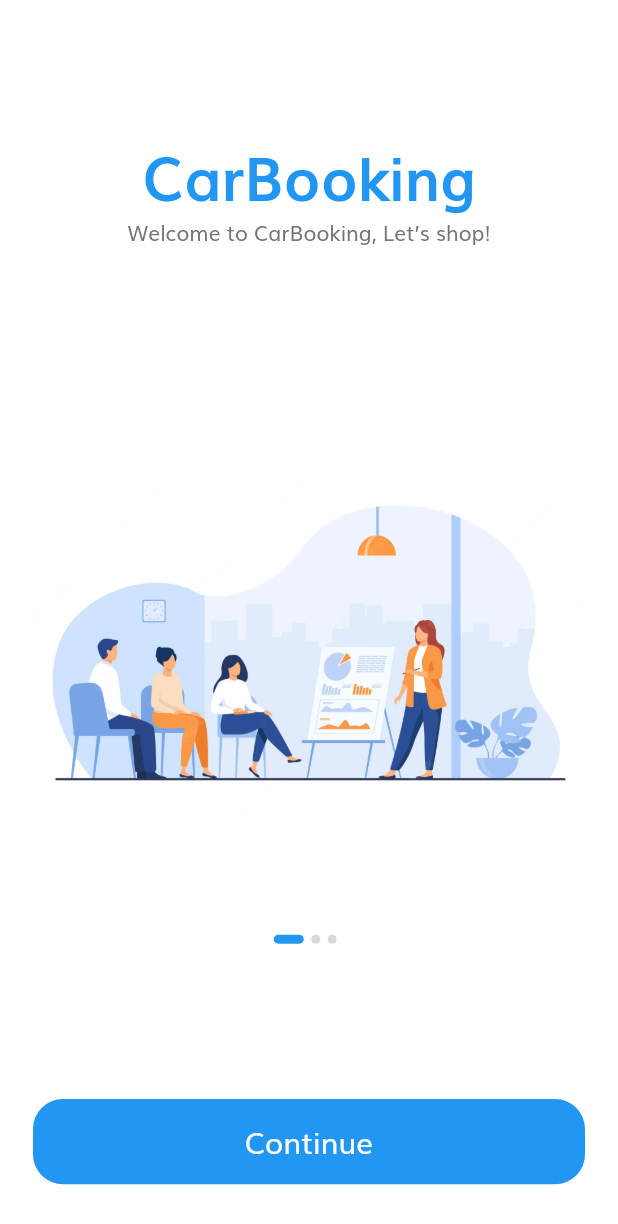
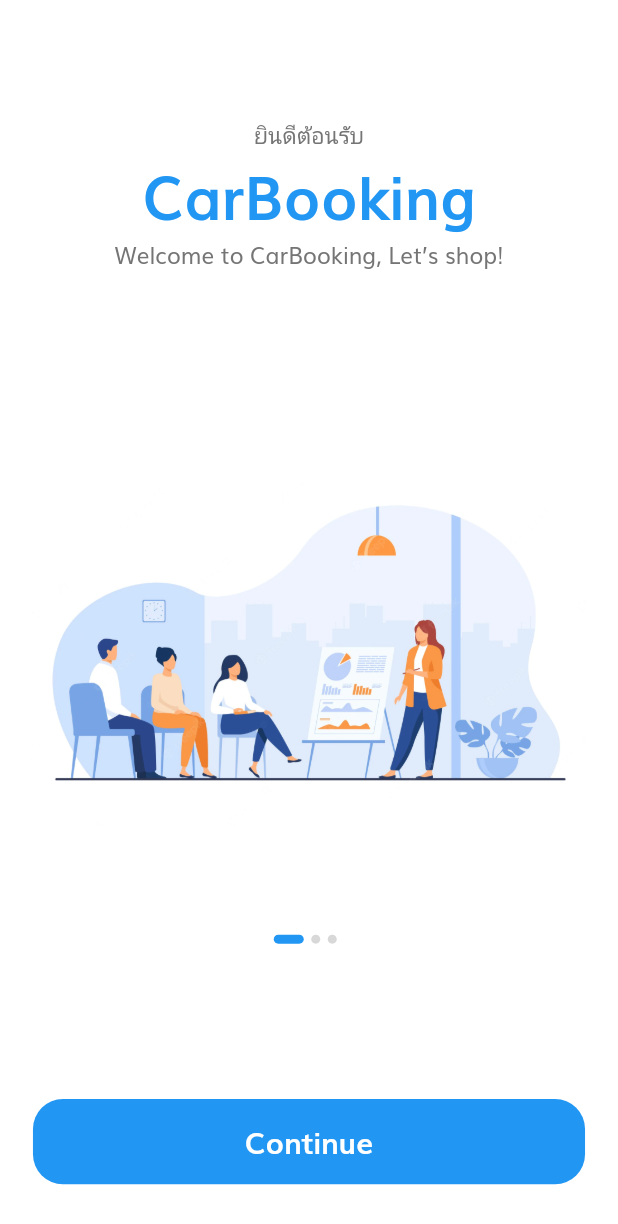
Before and after one commit to bunpotks/Flutter_Carbook, a Flutter app: the screen it shows after launch, on a phone screen of 412 x 824 dp. Shown: the top 1224 px of the screen. Run offline on Flutter 3.47's test engine with Material 2 defaults, Android fonts, the phone set to English and light mode, and no system bars; our stand-ins replace flutter_svg, lottie, modal_bottom_sheet, page_transition, photo_view, shared_preferences; generated files the repository leaves out were written again.

Commit message:
Add multi lang

```diff
--- /dev/null
+++ b/l10n.yaml
@@ -0,0 +1,3 @@
+arb-dir: lib/l10n
+template-arb-file: app_en.arb
+output-localization-file: app_localizations.dart
--- /dev/null
+++ b/lib/l10n/app_en.arb
@@ -0,0 +1,6 @@
+{
+    "helloWorld": "Hello World!",
+    "@helloWorld": {
+      "description": "The conventional newborn programmer greeting"
+    }
+}
--- /dev/null
+++ b/lib/l10n/app_th.arb
@@ -0,0 +1,3 @@
+{
+    "helloWorld": "ยินดีต้อนรับ"
+}
--- a/lib/main.dart
+++ b/lib/main.dart
@@ -6,6 +6,7 @@
 import 'package:shop_app/theme.dart';
 import 'package:shared_preferences/shared_preferences.dart';
 import 'package:flutter_localizations/flutter_localizations.dart';
+import 'package:flutter_gen/gen_l10n/app_localizations.dart';
 
 bool? is_Login;
 
@@ -29,20 +30,24 @@
 }
 
 class _MyAppState extends State<MyApp> {
+  Locale _locale = Locale('th');
+
   @override
   Widget build(BuildContext context) {
     return MaterialApp(
       debugShowCheckedModeBanner: false,
       title: 'Flutter Demo',
       theme: theme(),
+      locale: _locale,
       localizationsDelegates: [
+        AppLocalizations.delegate, // Add this line
         GlobalMaterialLocalizations.delegate,
         GlobalWidgetsLocalizations.delegate,
         GlobalCupertinoLocalizations.delegate,
       ],
       supportedLocales: [
         Locale('en', ''), // English, no country code
-        Locale('es', ''), // Spanish, no country code
+        Locale('th', ''), // Spanish, no country cod
       ],
       initialRoute:
           widget.isLogin! ? HomeScreen.routeName : SplashScreen.routeName,
--- a/lib/screens/splash/components/splash_content.dart
+++ b/lib/screens/splash/components/splash_content.dart
@@ -2,6 +2,7 @@
 
 import '../../../constants.dart';
 import '../../../size_config.dart';
+import 'package:flutter_gen/gen_l10n/app_localizations.dart';
 
 class SplashContent extends StatelessWidget {
   const SplashContent({
@@ -18,6 +19,7 @@
       child: Column(
         children: <Widget>[
           Spacer(),
+          Text(AppLocalizations.of(context)!.helloWorld),
           Text(
             "CarBooking",
             style: TextStyle(
--- a/lib/theme.dart
+++ b/lib/theme.dart
@@ -10,7 +10,7 @@
       appBarTheme: appBarTheme(),
       textTheme: textTheme(),
       inputDecorationTheme: inputDecorationTheme(),
-      visualDensity: VisualDensity.adaptivePlatformDensity,
+      // visualDensity: VisualDensity.adaptivePlatformDensity,
       pageTransitionsTheme: PageTransitionsTheme(
         builders: {
           TargetPlatform.android: CupertinoPageTransitionsBuilder(),
```
